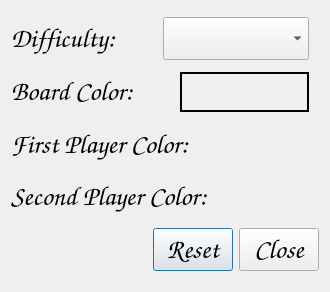
First picture: the form in gamesettings.ui, repository AFunProgrammer/reversi, before the edit.
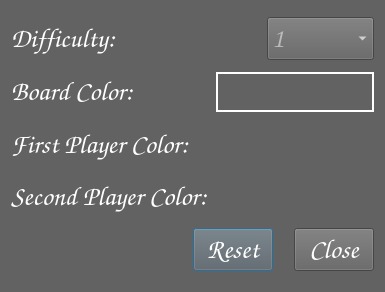
Second picture: the form after the edit. Icons and pictures are not drawn.

The edit to the form file:
```diff
--- a/gamesettings.ui
+++ b/gamesettings.ui
@@ -6,16 +6,491 @@
    <rect>
     <x>0</x>
     <y>0</y>
-    <width>330</width>
+    <width>385</width>
     <height>292</height>
    </rect>
   </property>
+  <property name="sizePolicy">
+   <sizepolicy hsizetype="Minimum" vsizetype="Preferred">
+    <horstretch>0</horstretch>
+    <verstretch>0</verstretch>
+   </sizepolicy>
+  </property>
   <property name="minimumSize">
    <size>
     <width>0</width>
     <height>30</height>
    </size>
   </property>
+  <property name="palette">
+   <palette>
+    <active>
+     <colorrole role="WindowText">
+      <brush brushstyle="SolidPattern">
+       <color alpha="255">
+        <red>255</red>
+        <green>255</green>
+        <blue>255</blue>
+       </color>
+      </brush>
+     </colorrole>
+     <colorrole role="Button">
+      <brush brushstyle="SolidPattern">
+       <color alpha="255">
+        <red>98</red>
+        <green>98</green>
+        <blue>98</blue>
+       </color>
+      </brush>
+     </colorrole>
+     <colorrole role="Light">
+      <brush brushstyle="SolidPattern">
+       <color alpha="255">
+        <red>147</red>
+        <green>147</green>
+        <blue>147</blue>
+       </color>
+      </brush>
+     </colorrole>
+     <colorrole role="Midlight">
+      <brush brushstyle="SolidPattern">
+       <color alpha="255">
+        <red>122</red>
+        <green>122</green>
+        <blue>122</blue>
+       </color>
+      </brush>
+     </colorrole>
+     <colorrole role="Dark">
+      <brush brushstyle="SolidPattern">
+       <color alpha="255">
+        <red>49</red>
+        <green>49</green>
+        <blue>49</blue>
+       </color>
+      </brush>
+     </colorrole>
+     <colorrole role="Mid">
+      <brush brushstyle="SolidPattern">
+       <color alpha="255">
+        <red>65</red>
+        <green>65</green>
+        <blue>65</blue>
+       </color>
+      </brush>
+     </colorrole>
+     <colorrole role="Text">
+      <brush brushstyle="SolidPattern">
+       <color alpha="255">
+        <red>255</red>
+        <green>255</green>
+        <blue>255</blue>
+       </color>
+      </brush>
+     </colorrole>
+     <colorrole role="BrightText">
+      <brush brushstyle="SolidPattern">
+       <color alpha="255">
+        <red>255</red>
+        <green>255</green>
+        <blue>255</blue>
+       </color>
+      </brush>
+     </colorrole>
+     <colorrole role="ButtonText">
+      <brush brushstyle="SolidPattern">
+       <color alpha="255">
+        <red>255</red>
+        <green>255</green>
+        <blue>255</blue>
+       </color>
+      </brush>
+     </colorrole>
+     <colorrole role="Base">
+      <brush brushstyle="SolidPattern">
+       <color alpha="255">
+        <red>0</red>
+        <green>0</green>
+        <blue>0</blue>
+       </color>
+      </brush>
+     </colorrole>
+     <colorrole role="Window">
+      <brush brushstyle="SolidPattern">
+       <color alpha="255">
+        <red>98</red>
+        <green>98</green>
+        <blue>98</blue>
+       </color>
+      </brush>
+     </colorrole>
+     <colorrole role="Shadow">
+      <brush brushstyle="SolidPattern">
+       <color alpha="255">
+        <red>0</red>
+        <green>0</green>
+        <blue>0</blue>
+       </color>
+      </brush>
+     </colorrole>
+     <colorrole role="AlternateBase">
+      <brush brushstyle="SolidPattern">
+       <color alpha="255">
+        <red>49</red>
+        <green>49</green>
+        <blue>49</blue>
+       </color>
+      </brush>
+     </colorrole>
+     <colorrole role="ToolTipBase">
+      <brush brushstyle="SolidPattern">
+       <color alpha="255">
+        <red>255</red>
+        <green>255</green>
+        <blue>220</blue>
+       </color>
+      </brush>
+     </colorrole>
+     <colorrole role="ToolTipText">
+      <brush brushstyle="SolidPattern">
+       <color alpha="255">
+        <red>0</red>
+        <green>0</green>
+        <blue>0</blue>
+       </color>
+      </brush>
+     </colorrole>
+     <colorrole role="PlaceholderText">
+      <brush brushstyle="SolidPattern">
+       <color alpha="127">
+        <red>255</red>
+        <green>255</green>
+        <blue>255</blue>
+       </color>
+      </brush>
+     </colorrole>
+     <colorrole role="Accent">
+      <brush brushstyle="SolidPattern">
+       <color alpha="255">
+        <red>0</red>
+        <green>0</green>
+        <blue>0</blue>
+       </color>
+      </brush>
+     </colorrole>
+    </active>
+    <inactive>
+     <colorrole role="WindowText">
+      <brush brushstyle="SolidPattern">
+       <color alpha="255">
+        <red>255</red>
+        <green>255</green>
+        <blue>255</blue>
+       </color>
+      </brush>
+     </colorrole>
+     <colorrole role="Button">
+      <brush brushstyle="SolidPattern">
+       <color alpha="255">
+        <red>98</red>
+        <green>98</green>
+        <blue>98</blue>
+       </color>
+      </brush>
+     </colorrole>
+     <colorrole role="Light">
+      <brush brushstyle="SolidPattern">
+       <color alpha="255">
+        <red>147</red>
+        <green>147</green>
+        <blue>147</blue>
+       </color>
+      </brush>
+     </colorrole>
+     <colorrole role="Midlight">
+      <brush brushstyle="SolidPattern">
+       <color alpha="255">
+        <red>122</red>
+        <green>122</green>
+        <blue>122</blue>
+       </color>
+      </brush>
+     </colorrole>
+     <colorrole role="Dark">
+      <brush brushstyle="SolidPattern">
+       <color alpha="255">
+        <red>49</red>
+        <green>49</green>
+        <blue>49</blue>
+       </color>
+      </brush>
+     </colorrole>
+     <colorrole role="Mid">
+      <brush brushstyle="SolidPattern">
+       <color alpha="255">
+        <red>65</red>
+        <green>65</green>
+        <blue>65</blue>
+       </color>
+      </brush>
+     </colorrole>
+     <colorrole role="Text">
+      <brush brushstyle="SolidPattern">
+       <color alpha="255">
+        <red>255</red>
+        <green>255</green>
+        <blue>255</blue>
+       </color>
+      </brush>
+     </colorrole>
+     <colorrole role="BrightText">
+      <brush brushstyle="SolidPattern">
+       <color alpha="255">
+        <red>255</red>
+        <green>255</green>
+        <blue>255</blue>
+       </color>
+      </brush>
+     </colorrole>
+     <colorrole role="ButtonText">
+      <brush brushstyle="SolidPattern">
+       <color alpha="255">
+        <red>255</red>
+        <green>255</green>
+        <blue>255</blue>
+       </color>
+      </brush>
+     </colorrole>
+     <colorrole role="Base">
+      <brush brushstyle="SolidPattern">
+       <color alpha="255">
+        <red>0</red>
+        <green>0</green>
+        <blue>0</blue>
+       </color>
+      </brush>
+     </colorrole>
+     <colorrole role="Window">
+      <brush brushstyle="SolidPattern">
+       <color alpha="255">
+        <red>98</red>
+        <green>98</green>
+        <blue>98</blue>
+       </color>
+      </brush>
+     </colorrole>
+     <colorrole role="Shadow">
+      <brush brushstyle="SolidPattern">
+       <color alpha="255">
+        <red>0</red>
+        <green>0</green>
+        <blue>0</blue>
+       </color>
+      </brush>
+     </colorrole>
+     <colorrole role="AlternateBase">
+      <brush brushstyle="SolidPattern">
+       <color alpha="255">
+        <red>49</red>
+        <green>49</green>
+        <blue>49</blue>
+       </color>
+      </brush>
+     </colorrole>
+     <colorrole role="ToolTipBase">
+      <brush brushstyle="SolidPattern">
+       <color alpha="255">
+        <red>255</red>
+        <green>255</green>
+        <blue>220</blue>
+       </color>
+      </brush>
+     </colorrole>
+     <colorrole role="ToolTipText">
+      <brush brushstyle="SolidPattern">
+       <color alpha="255">
+        <red>0</red>
+        <green>0</green>
+        <blue>0</blue>
+       </color>
+      </brush>
+     </colorrole>
+     <colorrole role="PlaceholderText">
+      <brush brushstyle="SolidPattern">
+       <color alpha="127">
+        <red>255</red>
+        <green>255</green>
+        <blue>255</blue>
+       </color>
+      </brush>
+     </colorrole>
+     <colorrole role="Accent">
+      <brush brushstyle="SolidPattern">
+       <color alpha="255">
+        <red>0</red>
+        <green>0</green>
+        <blue>0</blue>
+       </color>
+      </brush>
+     </colorrole>
+    </inactive>
+    <disabled>
+     <colorrole role="WindowText">
+      <brush brushstyle="SolidPattern">
+       <color alpha="255">
+        <red>49</red>
+        <green>49</green>
+        <blue>49</blue>
+       </color>
+      </brush>
+     </colorrole>
+     <colorrole role="Button">
+      <brush brushstyle="SolidPattern">
+       <color alpha="255">
+        <red>98</red>
+        <green>98</green>
+        <blue>98</blue>
+       </color>
+      </brush>
+     </colorrole>
+     <colorrole role="Light">
+      <brush brushstyle="SolidPattern">
+       <color alpha="255">
+        <red>147</red>
+        <green>147</green>
+        <blue>147</blue>
+       </color>
+      </brush>
+     </colorrole>
+     <colorrole role="Midlight">
+      <brush brushstyle="SolidPattern">
+       <color alpha="255">
+        <red>122</red>
+        <green>122</green>
+        <blue>122</blue>
+       </color>
+      </brush>
+     </colorrole>
+     <colorrole role="Dark">
+      <brush brushstyle="SolidPattern">
+       <color alpha="255">
+        <red>49</red>
+        <green>49</green>
+        <blue>49</blue>
+       </color>
+      </brush>
+     </colorrole>
+     <colorrole role="Mid">
+      <brush brushstyle="SolidPattern">
+       <color alpha="255">
+        <red>65</red>
+        <green>65</green>
+        <blue>65</blue>
+       </color>
+      </brush>
+     </colorrole>
+     <colorrole role="Text">
+      <brush brushstyle="SolidPattern">
+       <color alpha="255">
+        <red>49</red>
+        <green>49</green>
+        <blue>49</blue>
+       </color>
+      </brush>
+     </colorrole>
+     <colorrole role="BrightText">
+      <brush brushstyle="SolidPattern">
+       <color alpha="255">
+        <red>255</red>
+        <green>255</green>
+        <blue>255</blue>
+       </color>
+      </brush>
+     </colorrole>
+     <colorrole role="ButtonText">
+      <brush brushstyle="SolidPattern">
+       <color alpha="255">
+        <red>49</red>
+        <green>49</green>
+        <blue>49</blue>
+       </color>
+      </brush>
+     </colorrole>
+     <colorrole role="Base">
+      <brush brushstyle="SolidPattern">
+       <color alpha="255">
+        <red>98</red>
+        <green>98</green>
+        <blue>98</blue>
+       </color>
+      </brush>
+     </colorrole>
+     <colorrole role="Window">
+      <brush brushstyle="SolidPattern">
+       <color alpha="255">
+        <red>98</red>
+        <green>98</green>
+        <blue>98</blue>
+       </color>
+      </brush>
+     </colorrole>
+     <colorrole role="Shadow">
+      <brush brushstyle="SolidPattern">
+       <color alpha="255">
+        <red>0</red>
+        <green>0</green>
+        <blue>0</blue>
+       </color>
+      </brush>
+     </colorrole>
+     <colorrole role="AlternateBase">
+      <brush brushstyle="SolidPattern">
+       <color alpha="255">
+        <red>98</red>
+        <green>98</green>
+        <blue>98</blue>
+       </color>
+      </brush>
+     </colorrole>
+     <colorrole role="ToolTipBase">
+      <brush brushstyle="SolidPattern">
+       <color alpha="255">
+        <red>255</red>
+        <green>255</green>
+        <blue>220</blue>
+       </color>
+      </brush>
+     </colorrole>
+     <colorrole role="ToolTipText">
+      <brush brushstyle="SolidPattern">
+       <color alpha="255">
+        <red>0</red>
+        <green>0</green>
+        <blue>0</blue>
+       </color>
+      </brush>
+     </colorrole>
+     <colorrole role="PlaceholderText">
+      <brush brushstyle="SolidPattern">
+       <color alpha="127">
+        <red>49</red>
+        <green>49</green>
+        <blue>49</blue>
+       </color>
+      </brush>
+     </colorrole>
+     <colorrole role="Accent">
+      <brush brushstyle="SolidPattern">
+       <color alpha="255">
+        <red>69</red>
+        <green>69</green>
+        <blue>69</blue>
+       </color>
+      </brush>
+     </colorrole>
+    </disabled>
+   </palette>
+  </property>
   <property name="font">
    <font>
     <family>Comic Sans MS</family>
@@ -43,30 +518,32 @@
      </item>
      <item>
       <widget class="QComboBox" name="cboDifficulty">
+       <property name="sizePolicy">
+        <sizepolicy hsizetype="Fixed" vsizetype="Fixed">
+         <horstretch>0</horstretch>
+         <verstretch>0</verstretch>
+        </sizepolicy>
+       </property>
+       <property name="minimumSize">
+        <size>
+         <width>100</width>
+         <height>0</height>
+        </size>
+       </property>
        <property name="currentText">
         <string/>
        </property>
+       <property name="currentIndex">
+        <number>-1</number>
+       </property>
+       <property name="sizeAdjustPolicy">
+        <enum>QComboBox::SizeAdjustPolicy::AdjustToContents</enum>
+       </property>
        <property name="placeholderText">
         <string>1</string>
        </property>
       </widget>
      </item>
-     <item>
-      <spacer name="horizontalSpacer_3">
-       <property name="orientation">
-        <enum>Qt::Horizontal</enum>
-       </property>
-       <property name="sizeType">
-        <enum>QSizePolicy::Fixed</enum>
-       </property>
-       <property name="sizeHint" stdset="0">
-        <size>
-         <width>10</width>
-         <height>20</height>
-        </size>
-       </property>
-      </spacer>
-     </item>
     </layout>
    </item>
    <item row="1" column="0">
@@ -103,14 +580,14 @@
      <item>
       <widget class="QLabel" name="ctlBoardColor">
        <property name="sizePolicy">
-        <sizepolicy hsizetype="MinimumExpanding" vsizetype="Fixed">
+        <sizepolicy hsizetype="Preferred" vsizetype="Fixed">
          <horstretch>0</horstretch>
          <verstretch>0</verstretch>
         </sizepolicy>
        </property>
        <property name="minimumSize">
         <size>
-         <width>0</width>
+         <width>50</width>
          <height>40</height>
         </size>
        </property>
@@ -125,22 +602,6 @@
        </property>
       </widget>
      </item>
-     <item>
-      <spacer name="horizontalSpacer_4">
-       <property name="orientation">
-        <enum>Qt::Horizontal</enum>
-       </property>
-       <property name="sizeType">
-        <enum>QSizePolicy::Fixed</enum>
-       </property>
-       <property name="sizeHint" stdset="0">
-        <size>
-         <width>10</width>
-         <height>20</height>
-        </size>
-       </property>
-      </spacer>
-     </item>
     </layout>
    </item>
    <item row="2" column="0">
@@ -181,22 +642,6 @@
        </property>
       </widget>
      </item>
-     <item>
-      <spacer name="horizontalSpacer_2">
-       <property name="orientation">
-        <enum>Qt::Horizontal</enum>
-       </property>
-       <property name="sizeType">
-        <enum>QSizePolicy::Fixed</enum>
-       </property>
-       <property name="sizeHint" stdset="0">
-        <size>
-         <width>10</width>
-         <height>20</height>
-        </size>
-       </property>
-      </spacer>
-     </item>
     </layout>
    </item>
    <item row="3" column="0">
@@ -240,22 +685,6 @@
        </property>
       </widget>
      </item>
-     <item>
-      <spacer name="horizontalSpacer_6">
-       <property name="orientation">
-        <enum>Qt::Horizontal</enum>
-       </property>
-       <property name="sizeType">
-        <enum>QSizePolicy::Fixed</enum>
-       </property>
-       <property name="sizeHint" stdset="0">
-        <size>
-         <width>10</width>
-         <height>20</height>
-        </size>
-       </property>
-      </spacer>
-     </item>
     </layout>
    </item>
    <item row="4" column="0">
```
Left out of the diff: 14 changed lines with no effect on the pictures.
